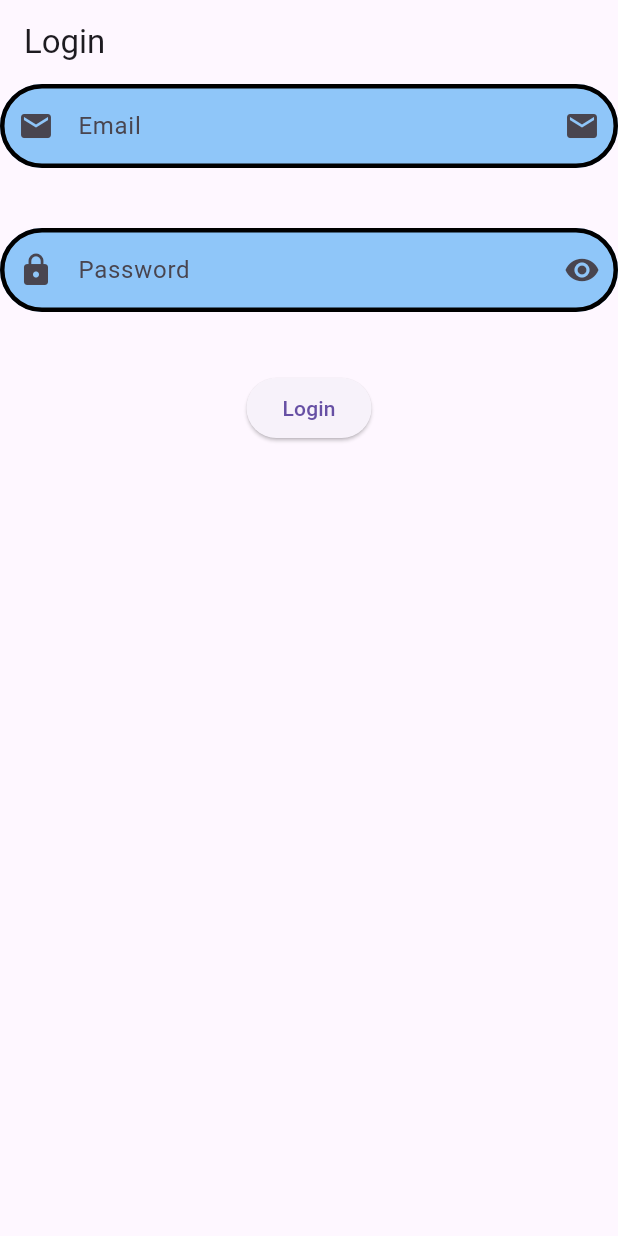
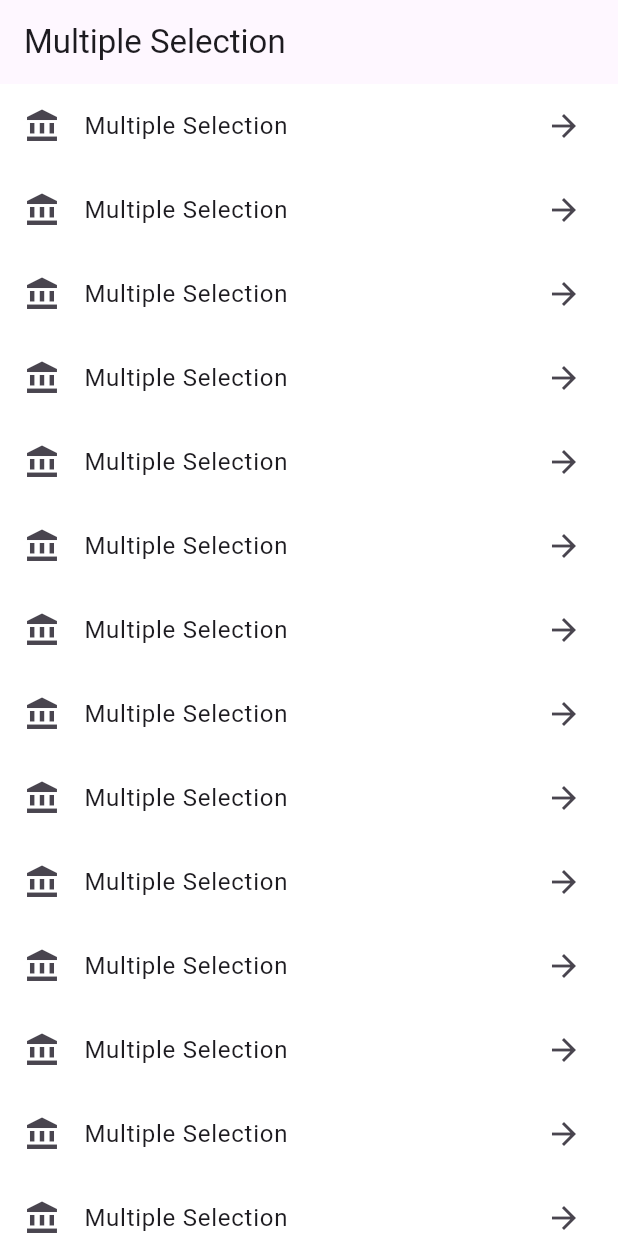
Before and after one commit to MuhammadAliKust/Flutter-B25, a Flutter app: the screen it shows after launch, on a phone screen of 412 x 824 dp. Run offline on Flutter 3.47's test engine with Material 3 defaults, Android fonts, the phone set to English and light mode, and no system bars; our stand-ins replace string_validator.

Commit message:
multiple_selection done

```diff
--- a/lib/main.dart
+++ b/lib/main.dart
@@ -2,6 +2,7 @@ import 'package:flutter/material.dart';
 
 import 'asset_image.dart';
 import 'login.dart';
+import 'multiple_selection.dart';
 import 'network_image.dart';
 
 void main() {
@@ -14,7 +15,7 @@ class MyApp extends StatelessWidget {
   @override
   Widget build(BuildContext context) {
     return MaterialApp(
-      home: LoginView(),
+      home: MultipleSelection(),
       // home: Scaffold(
       //   backgroundColor: Colors.blue,
       //   appBar: AppBar(
--- /dev/null
+++ b/lib/multiple_selection.dart
@@ -0,0 +1,37 @@
+import 'package:flutter/material.dart';
+
+class MultipleSelection extends StatefulWidget {
+  const MultipleSelection({super.key});
+
+  @override
+  State<MultipleSelection> createState() => _MultipleSelectionState();
+}
+
+class _MultipleSelectionState extends State<MultipleSelection> {
+  List<int> selectedindex = [];
+  @override
+  Widget build(BuildContext context) {
+    return Scaffold(
+      appBar: AppBar(title: Text("Multiple Selection"),),
+      body: ListView.builder(
+        itemCount: 15,
+        itemBuilder: (context, i){
+          return ListTile(
+            onTap: (){
+              if(selectedindex.contains(i)){
+                selectedindex.remove(i);
+              }else{
+                selectedindex.add((i));
+              }
+              setState(() {});
+            },
+            tileColor: selectedindex.contains(i) ? Colors.blue : Colors.white,
+            leading: Icon(Icons.account_balance),
+            title: Text("Multiple Selection"),
+            trailing: Icon(Icons.arrow_forward),
+          );
+        }
+      ),
+    );
+  }
+}
```
